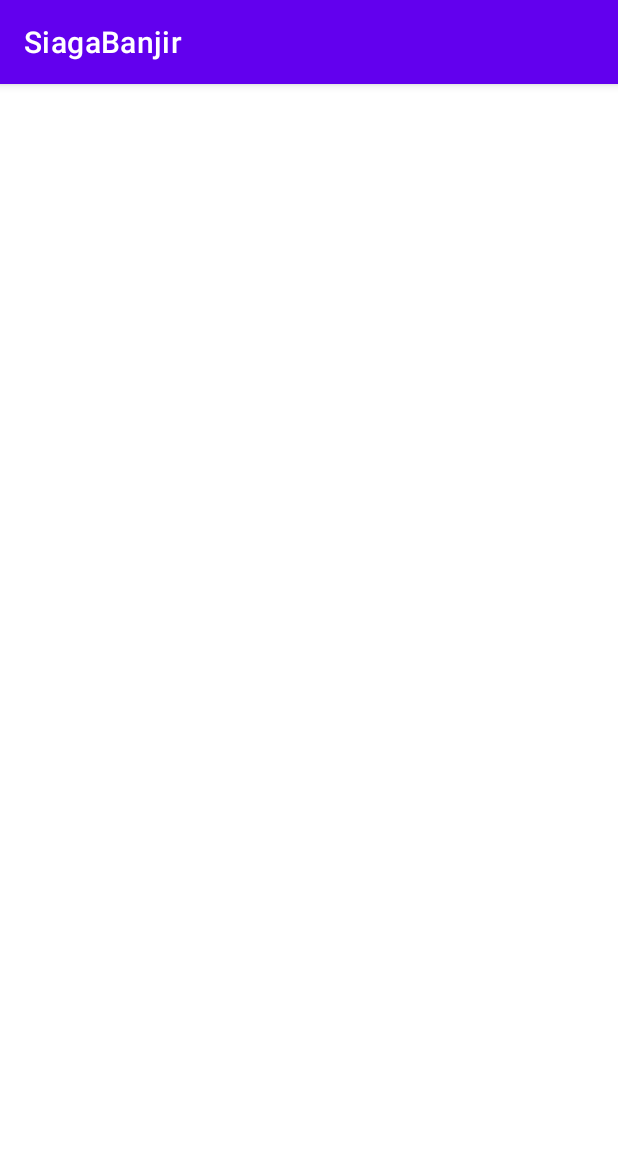
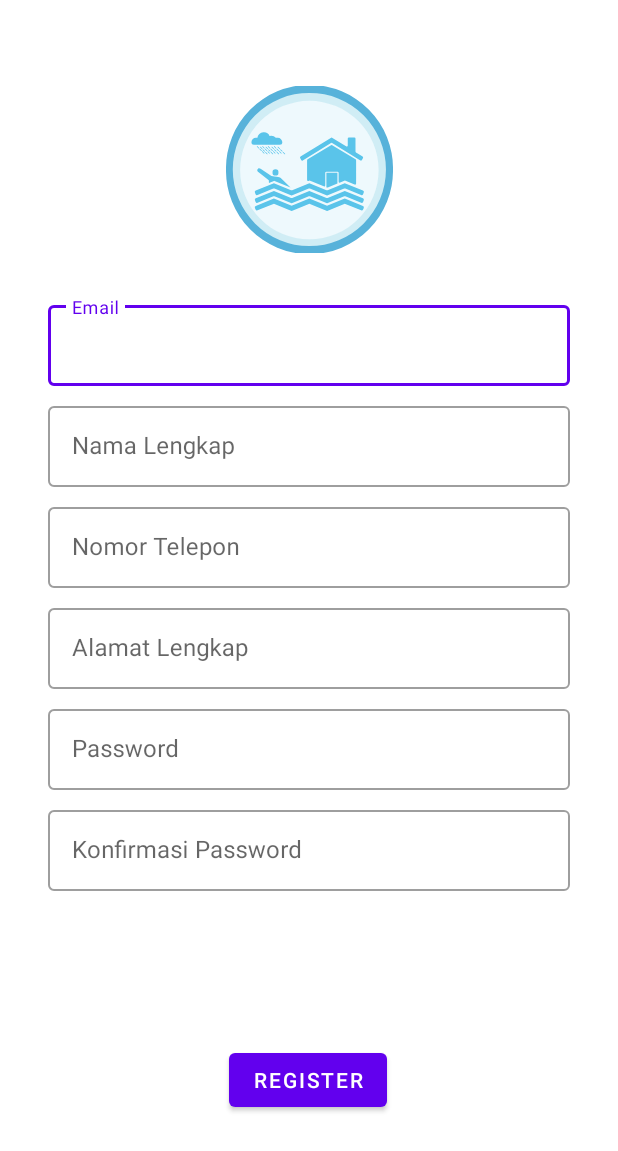
Before and after one commit to ghivalzahrvnsyah/SiagaBanjir, an Android app: the screen it shows after launch (MainActivity before the commit, Registrasi after it), on a phone screen of 412 x 824 dp. Shown: the top 1151 px of the screen. Run offline under Robolectric (Android 15) with nearby library versions, the phone set to English and light mode, and no system bars.

Commit message:
Backend - Registrer and view Done

```diff
--- a/app/src/main/AndroidManifest.xml
+++ b/app/src/main/AndroidManifest.xml
@@ -13,7 +13,7 @@
         android:theme="@style/Theme.SiagaBanjir"
         tools:targetApi="31">
         <activity
-            android:name=".MainActivity"
+            android:name=".Registrasi"
             android:exported="true">
             <intent-filter>
                 <action android:name="android.intent.action.MAIN" />
@@ -25,6 +25,8 @@
                 android:name="android.app.lib_name"
                 android:value="" />
         </activity>
+        <activity android:name=".UserListActivity"/>
+
     </application>
 
 </manifest>
--- a/app/src/main/java/com/org/proyektingkat2/siagabanjir/MainActivity.kt
+++ b/app/src/main/java/com/org/proyektingkat2/siagabanjir/MainActivity.kt
@@ -18,6 +18,7 @@ class MainActivity : AppCompatActivity() {
 
 
     }
+
 }
 
 //import androidx.appcompat.app.AppCompatActivity
--- a/app/src/main/res/layout/login_activity.xml
+++ b/app/src/main/res/layout/login_activity.xml
@@ -7,7 +7,7 @@
     android:background="@drawable/background">
 
     <ImageView
-        android:id="@+id/imageView"
+        android:id="@+id/buttonTp"
         android:layout_width="91dp"
         android:layout_height="144dp"
         android:layout_gravity="center"
@@ -25,7 +25,7 @@
         android:layout_marginStart="16dp"
         android:layout_marginTop="8dp"
         android:layout_marginEnd="16dp"
-        app:layout_constraintTop_toBottomOf="@+id/imageView">
+        app:layout_constraintTop_toBottomOf="@+id/buttonTp">
 
         <com.google.android.material.textfield.TextInputEditText
             android:id="@+id/emailInput"
--- a/app/src/main/res/layout/nav_header_drawer.xml
+++ b/app/src/main/res/layout/nav_header_drawer.xml
@@ -13,7 +13,7 @@
     android:theme="@style/ThemeOverlay.AppCompat.Dark">
 
     <ImageView
-        android:id="@+id/imageView"
+        android:id="@+id/buttonTp"
         android:layout_width="wrap_content"
         android:layout_height="wrap_content"
         android:contentDescription="@string/nav_header_desc"
--- a/app/src/main/res/layout/register_layout.xml
+++ b/app/src/main/res/layout/register_activity.xml
@@ -1,17 +1,18 @@
 <?xml version="1.0" encoding="utf-8"?>
-<androidx.constraintlayout.widget.ConstraintLayout xmlns:android="http://schemas.android.com/apk/res/android"
+<androidx.constraintlayout.widget.ConstraintLayout
+    xmlns:android="http://schemas.android.com/apk/res/android"
     xmlns:app="http://schemas.android.com/apk/res-auto"
     xmlns:tools="http://schemas.android.com/tools"
     android:layout_width="match_parent"
     android:layout_height="match_parent"
-    android:background="@drawable/background"
     tools:layout_editor_absoluteX="1dp"
-    tools:layout_editor_absoluteY="-36dp">
+    tools:layout_editor_absoluteY="-36dp"
+    tools:context=".Registrasi">
 
     <ImageView
-        android:id="@+id/imageView"
-        android:layout_width="91dp"
-        android:layout_height="144dp"
+        android:id="@+id/buttonTp"
+        android:layout_width="111dp"
+        android:layout_height="154dp"
         android:layout_gravity="center"
         android:layout_marginTop="36dp"
         app:layout_constraintEnd_toEndOf="parent"
@@ -23,132 +24,148 @@
         android:id="@+id/emailHint"
         android:layout_width="match_parent"
         android:layout_height="wrap_content"
-        android:layout_marginStart="16dp"
+        android:layout_marginStart="32dp"
         android:layout_marginTop="8dp"
-        android:layout_marginEnd="16dp"
-        app:layout_constraintTop_toBottomOf="@+id/imageView">
+        android:layout_marginEnd="32dp"
+        app:layout_constraintEnd_toEndOf="parent"
+        app:layout_constraintStart_toStartOf="parent"
+        app:layout_constraintTop_toBottomOf="@+id/buttonTp"
+        >
 
         <com.google.android.material.textfield.TextInputEditText
             android:id="@+id/emailInput"
             android:layout_width="match_parent"
-            android:layout_height="wrap_content"
+            android:layout_height="54dp"
             android:hint="Email"
             tools:layout_editor_absoluteX="17dp"
-            tools:layout_editor_absoluteY="188dp" />
+            tools:layout_editor_absoluteY="188dp"
+            android:imeOptions="actionDone|actionNext"/>
     </com.google.android.material.textfield.TextInputLayout>
 
     <com.google.android.material.textfield.TextInputLayout
         android:id="@+id/namaLengkapHint"
         android:layout_width="match_parent"
         android:layout_height="wrap_content"
-        android:layout_marginStart="16dp"
+        android:layout_marginStart="32dp"
         android:layout_marginTop="8dp"
-        android:layout_marginEnd="16dp"
+        android:layout_marginEnd="32dp"
+        app:layout_constraintEnd_toEndOf="parent"
+        app:layout_constraintStart_toStartOf="parent"
         app:layout_constraintTop_toBottomOf="@+id/emailHint">
 
         <com.google.android.material.textfield.TextInputEditText
             android:id="@+id/namaLengkapInput"
             android:layout_width="match_parent"
-            android:layout_height="wrap_content"
+            android:layout_height="54dp"
             android:hint="Nama Lengkap"
             tools:layout_editor_absoluteX="17dp"
-            tools:layout_editor_absoluteY="252dp" />
+            tools:layout_editor_absoluteY="252dp"
+            android:imeOptions="actionDone"/>
     </com.google.android.material.textfield.TextInputLayout>
 
     <com.google.android.material.textfield.TextInputLayout
         android:id="@+id/noTelpHint"
         android:layout_width="match_parent"
         android:layout_height="wrap_content"
-        android:layout_marginStart="16dp"
+        android:layout_marginStart="32dp"
         android:layout_marginTop="8dp"
-        android:layout_marginEnd="16dp"
-        app:layout_constraintTop_toBottomOf="@+id/namaLengkapHint">
+        android:layout_marginEnd="32dp"
+        app:layout_constraintEnd_toEndOf="parent"
+        app:layout_constraintStart_toStartOf="parent"
+        app:layout_constraintTop_toBottomOf="@+id/namaLengkapHint"
+       >
 
         <com.google.android.material.textfield.TextInputEditText
             android:id="@+id/noTelpInput"
             android:layout_width="match_parent"
-            android:layout_height="wrap_content"
+            android:layout_height="54dp"
             android:hint="Nomor Telepon"
+            android:inputType="number"
             tools:layout_editor_absoluteX="17dp"
-            tools:layout_editor_absoluteY="315dp" />
+            tools:layout_editor_absoluteY="315dp"
+            android:imeOptions="actionDone"/>
     </com.google.android.material.textfield.TextInputLayout>
 
     <com.google.android.material.textfield.TextInputLayout
         android:id="@+id/alamatHint"
         android:layout_width="match_parent"
         android:layout_height="wrap_content"
-        android:layout_marginStart="16dp"
+        android:layout_marginStart="32dp"
         android:layout_marginTop="8dp"
-        android:layout_marginEnd="16dp"
+        android:layout_marginEnd="32dp"
+        app:layout_constraintEnd_toEndOf="parent"
+        app:layout_constraintStart_toStartOf="parent"
         app:layout_constraintTop_toBottomOf="@+id/noTelpHint">
 
         <com.google.android.material.textfield.TextInputEditText
             android:id="@+id/alamatInput"
             android:layout_width="match_parent"
-            android:layout_height="wrap_content"
+            android:layout_height="54dp"
             android:hint="Alamat Lengkap"
             tools:layout_editor_absoluteX="17dp"
-            tools:layout_editor_absoluteY="379dp" />
+            tools:layout_editor_absoluteY="379dp"
+            android:imeOptions="actionDone"/>
     </com.google.android.material.textfield.TextInputLayout>
 
     <com.google.android.material.textfield.TextInputLayout
         android:id="@+id/passwordHint"
         android:layout_width="match_parent"
         android:layout_height="wrap_content"
-        android:layout_marginStart="16dp"
+        android:layout_marginStart="32dp"
         android:layout_marginTop="8dp"
-        android:layout_marginEnd="16dp"
+        android:layout_marginEnd="32dp"
+        app:layout_constraintEnd_toEndOf="parent"
+        app:layout_constraintStart_toStartOf="parent"
         app:layout_constraintTop_toBottomOf="@+id/alamatHint"
         tools:ignore="UnknownId">
 
         <com.google.android.material.textfield.TextInputEditText
             android:id="@+id/passwordInput"
             android:layout_width="match_parent"
-            android:layout_height="wrap_content"
+            android:layout_height="54dp"
             android:hint="Password"
+            android:inputType="textPassword"
             tools:layout_editor_absoluteX="17dp"
-            tools:layout_editor_absoluteY="442dp" />
+            tools:layout_editor_absoluteY="442dp"
+            android:imeOptions="actionDone"/>
     </com.google.android.material.textfield.TextInputLayout>
 
     <com.google.android.material.textfield.TextInputLayout
         android:id="@+id/konfirmPasswordHint"
         android:layout_width="match_parent"
         android:layout_height="wrap_content"
-        android:layout_marginStart="16dp"
+        android:layout_marginStart="32dp"
         android:layout_marginTop="8dp"
-        android:layout_marginEnd="16dp"
+        android:layout_marginEnd="32dp"
+        app:layout_constraintEnd_toEndOf="parent"
+        app:layout_constraintStart_toStartOf="parent"
         app:layout_constraintTop_toBottomOf="@+id/passwordHint"
         tools:ignore="UnknownId">
 
         <com.google.android.material.textfield.TextInputEditText
             android:id="@+id/konfirmPasswordInput"
             android:layout_width="match_parent"
-            android:layout_height="wrap_content"
+            android:layout_height="54dp"
             android:hint="Konfirmasi Password"
+            android:inputType="textPassword"
+            android:textColor="@color/black"
             tools:layout_editor_absoluteX="17dp"
-            tools:layout_editor_absoluteY="506dp" />
+            tools:layout_editor_absoluteY="506dp"
+            android:imeOptions="actionDone"/>
     </com.google.android.material.textfield.TextInputLayout>
-    <TextView
-        android:id="@+id/tvRegister"
-        android:layout_width="match_parent"
-        android:layout_height="wrap_content"
-        android:layout_marginStart="16dp"
-        android:text="Sudah punya akun? login disini"
-        android:layout_marginTop="8dp"
-        app:layout_constraintTop_toBottomOf="@+id/konfirmPasswordHint">
-
-    </TextView>
 
     <Button
+        android:id="@+id/registrasi"
         android:layout_width="wrap_content"
         android:layout_height="wrap_content"
+        android:layout_marginBottom="80dp"
         android:text="REGISTER"
         app:layout_constraintBottom_toBottomOf="parent"
         app:layout_constraintEnd_toEndOf="parent"
-        app:layout_constraintHorizontal_bias="0.501"
+        app:layout_constraintHorizontal_bias="0.498"
         app:layout_constraintStart_toStartOf="parent"
-        app:layout_constraintTop_toBottomOf="@+id/tvRegister"
-        app:layout_constraintVertical_bias="0.135" />
+        app:layout_constraintTop_toBottomOf="@+id/konfirmPasswordHint"
+        app:layout_constraintVertical_bias="1.0" />
 
 
 </androidx.constraintlayout.widget.ConstraintLayout>
--- a/app/src/main/res/values-night/themes.xml
+++ b/app/src/main/res/values-night/themes.xml
@@ -1,16 +1,24 @@
 <resources xmlns:tools="http://schemas.android.com/tools">
     <!-- Base application theme. -->
-    <style name="Theme.SiagaBanjir" parent="Theme.MaterialComponents.DayNight.DarkActionBar">
+    <style name="Theme.SiagaBanjir" parent="Theme.MaterialComponents.DayNight.NoActionBar">
         <!-- Primary brand color. -->
-        <item name="colorPrimary">@color/purple_200</item>
-        <item name="colorPrimaryVariant">@color/purple_700</item>
-        <item name="colorOnPrimary">@color/black</item>
+        <item name="colorPrimary">@color/blue_bg</item>
+        <item name="colorPrimaryVariant">@color/blue_bg2</item>
+        <item name="colorOnPrimary">@color/white</item>
         <!-- Secondary brand color. -->
         <item name="colorSecondary">@color/teal_200</item>
-        <item name="colorSecondaryVariant">@color/teal_200</item>
+        <item name="colorSecondaryVariant">@color/teal_700</item>
         <item name="colorOnSecondary">@color/black</item>
         <!-- Status bar color. -->
         <item name="android:statusBarColor">?attr/colorPrimaryVariant</item>
         <!-- Customize your theme here. -->
+        <item
+            name="textInputStyle">@style/Widget.MaterialComponents.TextInputLayout.OutlinedBox
+        </item>
+
+
+
+
+
     </style>
 </resources>
--- a/app/src/main/res/values/strings.xml
+++ b/app/src/main/res/values/strings.xml
@@ -15,4 +15,5 @@
     <string name="nama">Lorem Ipsum Dolor</string>
     <string name="Cuaca">Cerah Berawan 30</string>
     <string name="bandung">Bandung</string>
+    <string name="sudah_ada_akun">Sudah ada akun</string>
 </resources>
--- a/app/src/main/res/values/themes.xml
+++ b/app/src/main/res/values/themes.xml
@@ -1,6 +1,6 @@
 <resources xmlns:tools="http://schemas.android.com/tools">
     <!-- Base application theme. -->
-    <style name="Theme.SiagaBanjir" parent="Theme.MaterialComponents.DayNight.DarkActionBar">
+    <style name="Theme.SiagaBanjir" parent="Theme.MaterialComponents.DayNight.NoActionBar">
         <!-- Primary brand color. -->
         <item name="colorPrimary">@color/purple_500</item>
         <item name="colorPrimaryVariant">@color/purple_700</item>
@@ -13,14 +13,18 @@
         <item name="android:statusBarColor">?attr/colorPrimaryVariant</item>
         <!-- Customize your theme here. -->
         <item name="android:titleTextColor">@color/white</item>
+        <item
+            name="textInputStyle">@style/Widget.MaterialComponents.TextInputLayout.OutlinedBox
+        </item>
+
     </style>
 
-    <style name="Theme.SiagaBanjir.NoActionBar">
-        <item name="windowActionBar">false</item>
-        <item name="windowNoTitle">true</item>
-    </style>
+<!--    <style name="Theme.SiagaBanjir.NoActionBar">-->
+<!--        <item name="windowActionBar">false</item>-->
+<!--        <item name="windowNoTitle">true</item>-->
+<!--    </style>-->
 
-    <style name="Theme.SiagaBanjir.AppBarOverlay" parent="ThemeOverlay.AppCompat.Dark.ActionBar" />
+<!--    <style name="Theme.SiagaBanjir.AppBarOverlay" parent="ThemeOverlay.AppCompat.Dark.ActionBar" />-->
 
-    <style name="Theme.SiagaBanjir.PopupOverlay" parent="ThemeOverlay.AppCompat.Light" />
+<!--    <style name="Theme.SiagaBanjir.PopupOverlay" parent="ThemeOverlay.AppCompat.Light" />-->
 </resources>
```
Also changed, not shown: app/build.gradle (+5 -3 lines), app/src/main/java/com/org/proyektingkat2/UserAdapter.kt (added, +36 -0 lines), app/src/main/java/com/org/proyektingkat2/db/DatabaseHandler.kt (added, +107 -0 lines), app/src/main/java/com/org/proyektingkat2/db/DatabaseIndicator.kt (added, +21 -0 lines), app/src/main/java/com/org/proyektingkat2/model/User.kt (added, +10 -0 lines), app/src/main/java/com/org/proyektingkat2/siagabanjir/Login.kt (added, +20 -0 lines), app/src/main/java/com/org/proyektingkat2/siagabanjir/Registrasi.kt (added, +103 -0 lines), app/src/main/java/com/org/proyektingkat2/siagabanjir/UserListActivity.kt (added, +29 -0 lines), app/src/main/res/layout/activity_user_list.xml (added, +9 -0 lines), app/src/main/res/layout/item_user.xml (added, +22 -0 lines), app/src/main/res/navigation/nav_database.xml (added, +17 -0 lines).
